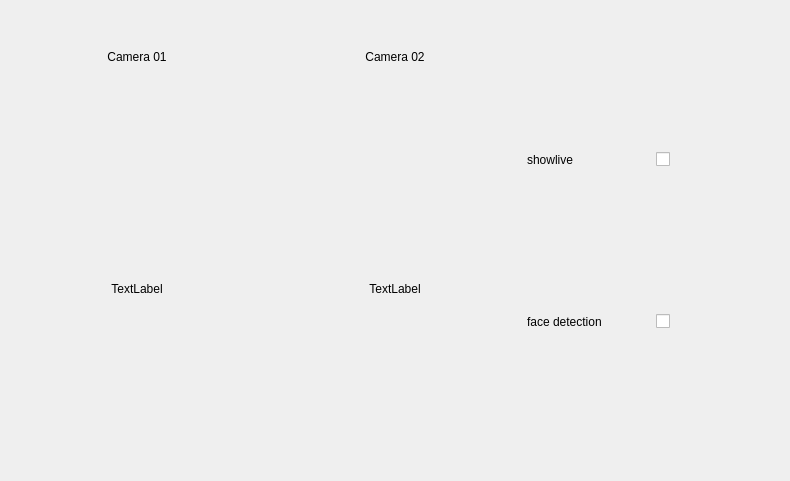
First picture: the form in custom_widgets/camera/Camera.ui, repository elmhadji/AccessController, before the edit.
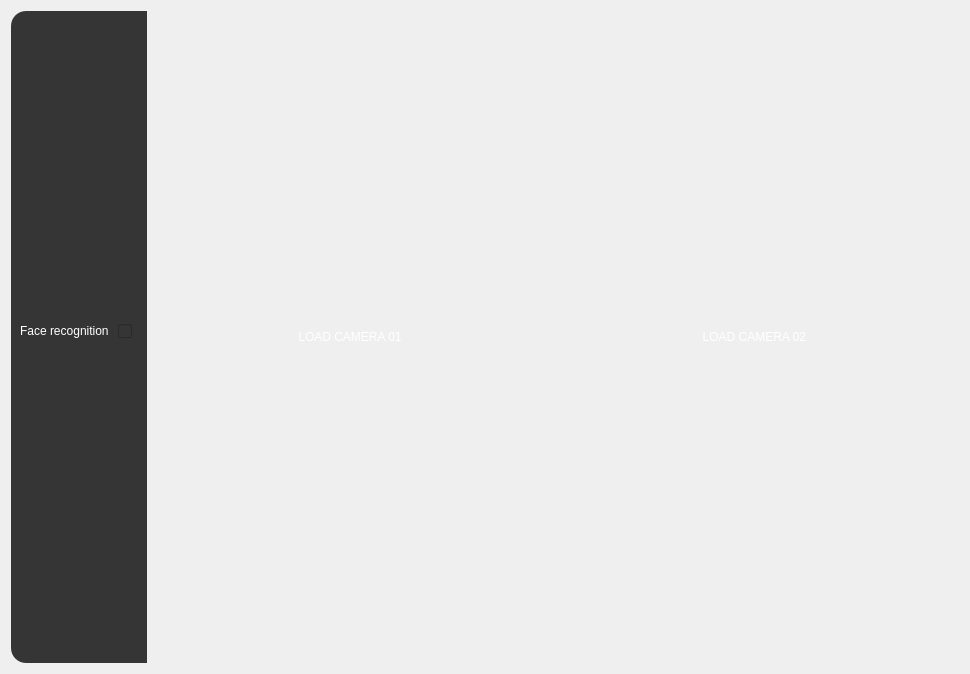
Second picture: the form after the edit.

Commit message: i wanna put my code here for use deep face

The edit to the form file:
```diff
--- a/custom_widgets/camera/Camera.ui
+++ b/custom_widgets/camera/Camera.ui
@@ -6,8 +6,8 @@
    <rect>
     <x>0</x>
     <y>0</y>
-    <width>790</width>
-    <height>481</height>
+    <width>970</width>
+    <height>674</height>
    </rect>
   </property>
   <property name="windowTitle">
@@ -15,23 +15,86 @@
   </property>
   <layout class="QGridLayout" name="gridLayout">
    <item row="0" column="0">
-    <layout class="QHBoxLayout" name="horizontalLayout">
+    <layout class="QHBoxLayout" name="horizontalLayout" stretch="1,3,3">
+     <property name="spacing">
+      <number>0</number>
+     </property>
+     <property name="leftMargin">
+      <number>0</number>
+     </property>
+     <property name="topMargin">
+      <number>0</number>
+     </property>
+     <property name="rightMargin">
+      <number>0</number>
+     </property>
+     <property name="bottomMargin">
+      <number>0</number>
+     </property>
      <item>
-      <layout class="QVBoxLayout" name="verticalLayout" stretch="1,4">
-       <item>
-        <widget class="QLabel" name="cameraTitleLabel_01">
-         <property name="text">
-          <string>Camera 01</string>
-         </property>
-         <property name="alignment">
-          <set>Qt::AlignCenter</set>
-         </property>
-        </widget>
-       </item>
+      <widget class="QFrame" name="frame">
+       <property name="styleSheet">
+        <string notr="true">border-top-left-radius: 15px;
+border-bottom-left-radius: 15px;
+
+background-color: rgb(53, 53, 53);</string>
+       </property>
+       <property name="frameShape">
+        <enum>QFrame::StyledPanel</enum>
+       </property>
+       <property name="frameShadow">
+        <enum>QFrame::Raised</enum>
+       </property>
+       <layout class="QVBoxLayout" name="verticalLayout_4">
+        <property name="bottomMargin">
+         <number>20</number>
+        </property>
+        <item>
+         <layout class="QHBoxLayout" name="horizontalLayout_4">
+          <item>
+           <widget class="QLabel" name="label">
+            <property name="styleSheet">
+             <string notr="true">color: rgb(255, 255, 255);
+font: 75 10pt &quot;MS Shell Dlg 2&quot;;</string>
+            </property>
+            <property name="text">
+             <string>Face recognition </string>
+            </property>
+           </widget>
+          </item>
+          <item>
+           <widget class="QCheckBox" name="FaceRecog">
+            <property name="text">
+             <string/>
+            </property>
+           </widget>
+          </item>
+         </layout>
+        </item>
+        <item>
+         <layout class="QHBoxLayout" name="horizontalLayout_3"/>
+        </item>
+        <item>
+         <layout class="QVBoxLayout" name="verticalLayout_3">
+          <item>
+           <layout class="QHBoxLayout" name="horizontalLayout_2"/>
+          </item>
+         </layout>
+        </item>
+       </layout>
+      </widget>
+     </item>
+     <item>
+      <layout class="QVBoxLayout" name="verticalLayout" stretch="4">
        <item>
         <widget class="QLabel" name="cameraLabel_01">
+         <property name="styleSheet">
+          <string notr="true">color: rgb(255, 255, 255);
+font: 75 10pt &quot;MS Shell Dlg 2&quot;;
+</string>
+         </property>
          <property name="text">
-          <string>TextLabel</string>
+          <string>LOAD CAMERA 01</string>
          </property>
          <property name="alignment">
           <set>Qt::AlignCenter</set>
@@ -41,21 +104,15 @@
       </layout>
      </item>
      <item>
-      <layout class="QVBoxLayout" name="verticalLayout_2" stretch="1,4">
-       <item>
-        <widget class="QLabel" name="cameraTitleLabel_02">
-         <property name="text">
-          <string>Camera 02</string>
-         </property>
-         <property name="alignment">
-          <set>Qt::AlignCenter</set>
-         </property>
-        </widget>
-       </item>
+      <layout class="QVBoxLayout" name="verticalLayout_2" stretch="4">
        <item>
         <widget class="QLabel" name="cameraLabel_02">
+         <property name="styleSheet">
+          <string notr="true">color: rgb(255, 255, 255);
+font: 75 10pt &quot;MS Shell Dlg 2&quot;;</string>
+         </property>
          <property name="text">
-          <string>TextLabel</string>
+          <string>LOAD CAMERA 02 </string>
          </property>
          <property name="alignment">
           <set>Qt::AlignCenter</set>
@@ -64,46 +121,6 @@
        </item>
       </layout>
      </item>
-     <item>
-      <layout class="QVBoxLayout" name="verticalLayout_4">
-       <item>
-        <layout class="QHBoxLayout" name="horizontalLayout_4">
-         <item>
-          <widget class="QLabel" name="label">
-           <property name="text">
-            <string>showlive</string>
-           </property>
-          </widget>
-         </item>
-         <item>
-          <widget class="QCheckBox" name="showLive1">
-           <property name="text">
-            <string/>
-           </property>
-          </widget>
-         </item>
-        </layout>
-       </item>
-       <item>
-        <layout class="QHBoxLayout" name="horizontalLayout_3">
-         <item>
-          <widget class="QLabel" name="label_2">
-           <property name="text">
-            <string>face detection</string>
-           </property>
-          </widget>
-         </item>
-         <item>
-          <widget class="QCheckBox" name="FaceYolo">
-           <property name="text">
-            <string/>
-           </property>
-          </widget>
-         </item>
-        </layout>
-       </item>
-      </layout>
-     </item>
     </layout>
    </item>
   </layout>
```
The commit also changes 4 other files.
